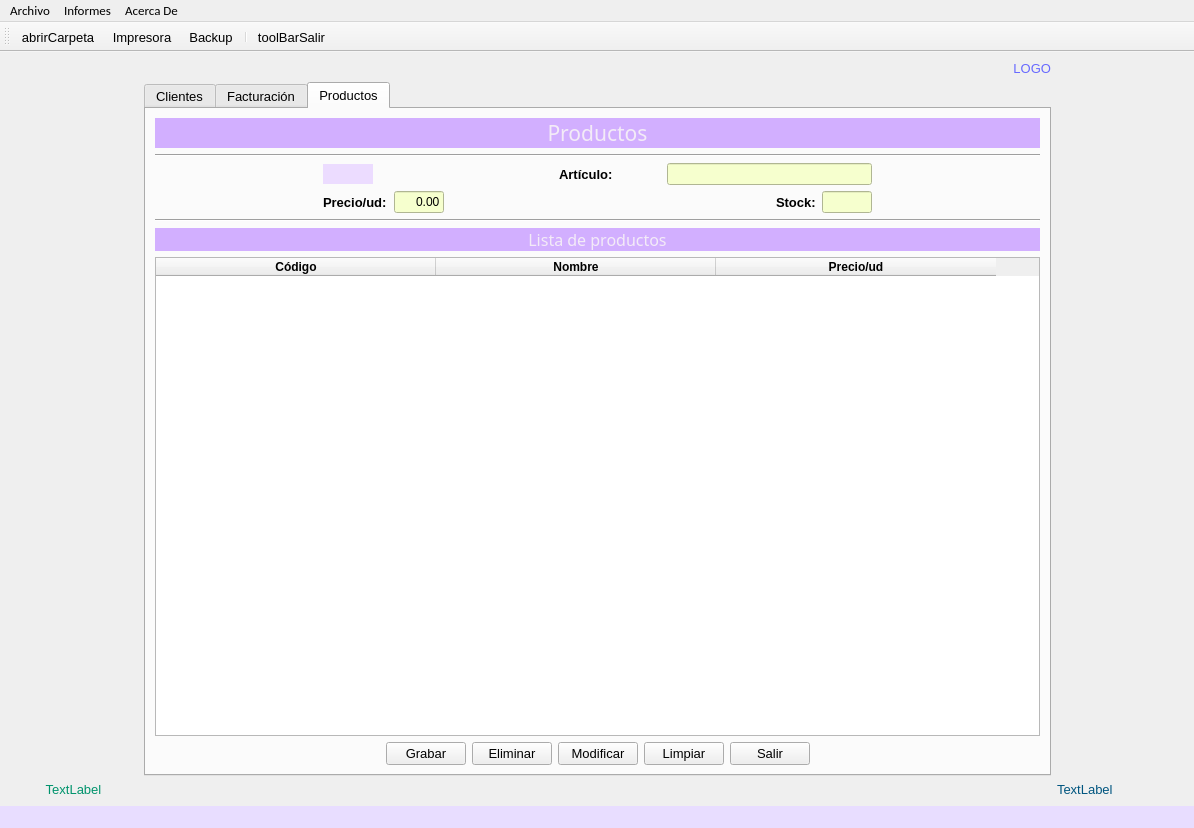
Qt form ventana.ui (cegola/GOMEZLANGE) before a commit.
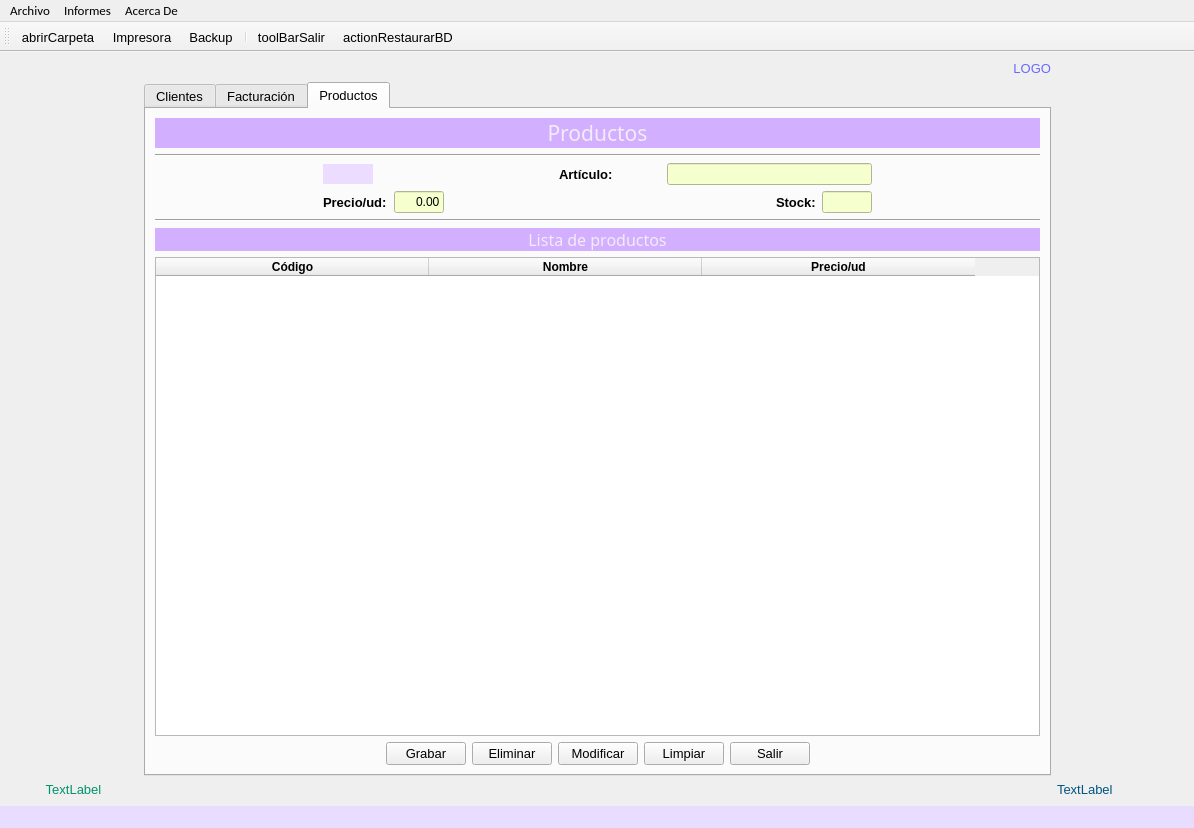
The same form after that commit. Icons and pictures are not drawn.

What changed in the file:
```diff
--- a/ventana.ui
+++ b/ventana.ui
@@ -1955,7 +1955,7 @@
            <bool>true</bool>
           </property>
           <attribute name="horizontalHeaderDefaultSectionSize">
-           <number>280</number>
+           <number>273</number>
           </attribute>
           <column>
            <property name="text">
@@ -2070,6 +2070,7 @@
    <addaction name="actionBackup"/>
    <addaction name="separator"/>
    <addaction name="actiontoolBarSalir"/>
+   <addaction name="actionRestaurarBD"/>
   </widget>
   <action name="actionSalir">
    <property name="text">
@@ -2167,6 +2168,19 @@
     <string>Listado productos</string>
    </property>
   </action>
+  <action name="actionRestaurarBD">
+   <property name="icon">
+    <iconset>
+     <normalon>:/newPrefix/iconRestaurar.png</normalon>
+    </iconset>
+   </property>
+   <property name="text">
+    <string>actionRestaurarBD</string>
+   </property>
+   <property name="toolTip">
+    <string>&lt;html&gt;&lt;head/&gt;&lt;body&gt;&lt;p&gt;&lt;img src=&quot;:/newPrefix/iconRestaurar.png&quot;/&gt;&lt;/p&gt;&lt;/body&gt;&lt;/html&gt;</string>
+   </property>
+  </action>
  </widget>
  <resources>
   <include location="img/calendar.qrc"/>
```
Left out of the diff: 6 changed lines with no effect on the pictures.
